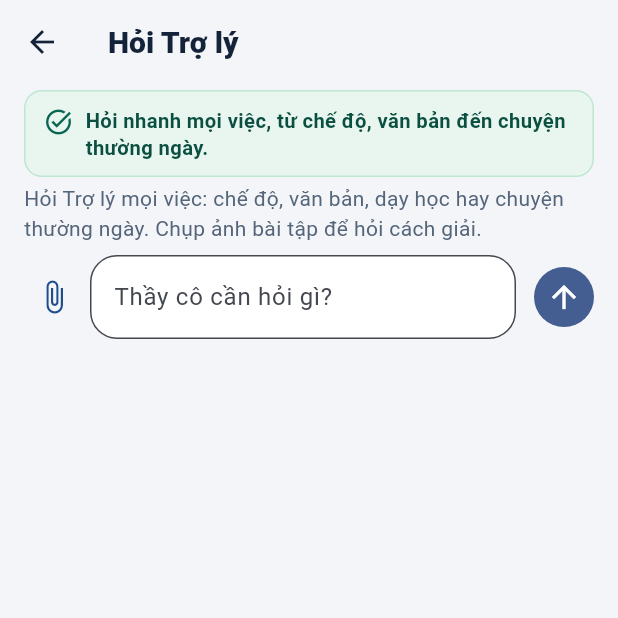
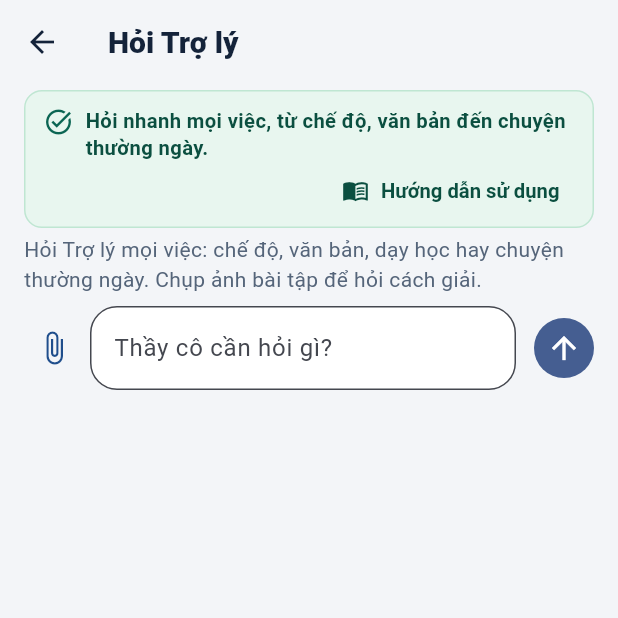
Before and after one commit to toannguyen210579-web/tro-ly-so-giao-vien, a Flutter app: the screen it shows after launch, item 2 of the bottom bar chosen, on a phone screen of 412 x 824 dp, the top half of it. Run offline on Flutter 3.47's test engine with Material 3 defaults, Android fonts, the phone set to English and light mode, and no system bars; our stand-ins replace file_picker, flutter_local_notifications, flutter_tts, image_picker, pdf, share_plus and 4 more; missing offline and left inert: cunning_document_scanner, google_mlkit_barcode_scanning, google_mlkit_selfie_segmentation, google_mlkit_text_recognition, sherpa_onnx; network calls fail.

Commit message:
Thêm nút Hướng dẫn sử dụng cho mọi tiện ích
Mỗi tiện ích (và Hỏi Trợ lý) có nút Hướng dẫn sử dụng ngay dưới câu giới thiệu, mở trang hướng dẫn đầy đủ từng bước, tên nút ghi đúng như trên màn hình.

Co-Authored-By: Claude Opus 5.5 <noreply@anthropic.com>
Claude-Session: https://claude.ai/code/session_013BLcfBTXgorFdLkuVYw6s8

```diff
--- /dev/null
+++ b/lib/data/huong_dan.dart
@@ -0,0 +1,278 @@
+/// Hướng dẫn sử dụng từng tiện ích. Mỗi tiện ích gồm nhiều mục, mỗi mục nhiều bước.
+/// Tên nút trong hướng dẫn ghi đúng như trên màn hình để thầy cô dễ tìm.
+class MucHuongDan {
+  final String tieuDe;
+  final List<String> buoc;
+  const MucHuongDan(this.tieuDe, this.buoc);
+}
+
+const _riengTu = MucHuongDan('Dữ liệu của thầy cô', [
+  'Mọi dữ liệu lưu ngay trên điện thoại, không cần tạo tài khoản.',
+  'Gỡ app là mất dữ liệu: việc quan trọng thì xuất tệp, gửi Zalo hoặc email cho mình để giữ.',
+]);
+
+const huongDan = <String, List<MucHuongDan>>{
+  'hop': [
+    MucHuongDan('Tạo biên bản', [
+      'Bấm "Biên bản mới", chọn loại họp: họp tổ chuyên môn, hội đồng sư phạm, phụ huynh học sinh, sinh hoạt lớp hoặc họp khác.',
+      'Giờ bắt đầu app tự ghi, bấm vào để sửa nếu cần.',
+      'Mục "Thông tin đơn vị" (cơ quan cấp trên, tên trường, địa danh) chỉ cần ghi một lần, app tự nhớ cho lần sau. Trường mầm non, tiểu học, THCS ghi cơ quan cấp trên là UBND xã, phường; trường THPT ghi Sở GD&ĐT.',
+    ]),
+    MucHuongDan('Ghi diễn biến trong lúc họp', [
+      'Gõ vào ô "Diễn biến, ý kiến", mỗi ý kiến một dòng.',
+      'Bấm "Nói để ghi" để nói, app chuyển lời nói thành chữ.',
+      'Bấm "Chèn giờ" để đánh dấu thời điểm từng ý kiến.',
+      'Đã ghi sẵn trong Word thì bấm "Lấy ghi chép từ tệp Word".',
+    ]),
+    MucHuongDan('Nhờ AI trình bày', [
+      'Bấm "Nhờ AI sắp xếp thành biên bản", đọc thông báo rồi bấm "Đồng ý gửi".',
+      'AI sắp xếp ghi chép thành biên bản đúng thể thức. Thầy cô đọc lại, sửa trước khi lưu.',
+    ]),
+    MucHuongDan('Lưu và xuất', [
+      'Bấm "Lưu biên bản". Biên bản nằm trong danh sách ở màn đầu.',
+      'Mở biên bản để xuất PDF, chép sang Word hoặc Zalo.',
+      'Xóa biên bản: biên bản bị xóa khỏi máy, không lấy lại được.',
+    ]),
+    _riengTu,
+  ],
+  'quet': [
+    MucHuongDan('Quét giấy tờ', [
+      'Bấm "Quét giấy tờ", đưa máy ảnh vào trang giấy. App tự tìm mép giấy, làm phẳng trang.',
+      'Lần đầu app hỏi quyền máy ảnh, thầy cô bấm Cho phép.',
+      'Nhiều trang thì bấm "Quét thêm trang".',
+    ]),
+    MucHuongDan('Sắp xếp trang', [
+      'Giữ và kéo một trang để đổi thứ tự.',
+      'Bấm "Bỏ trang này" để bỏ trang chụp hỏng.',
+    ]),
+    MucHuongDan('Tạo PDF', [
+      'Bấm "Gộp thành PDF và gửi", chọn Zalo, email hoặc lưu vào máy.',
+      'Các tệp đã tạo nằm ở mục "Tệp PDF đã lưu", bấm vào để gửi lại.',
+    ]),
+    MucHuongDan('Mẹo chụp rõ', [
+      'Đặt giấy trên nền tối màu, đủ sáng, không để bóng tay đè lên chữ.',
+    ]),
+  ],
+  'minh_chung': [
+    MucHuongDan('Thêm minh chứng', [
+      'Bấm "Thêm minh chứng", rồi "Chụp ảnh" hoặc "Chọn ảnh". Một minh chứng có thể gồm nhiều ảnh (nhiều trang).',
+      'Ghi tiêu đề, ví dụ "Giấy khen giáo viên dạy giỏi cấp trường", chọn nhóm, ngày.',
+      'Ô "Mã minh chứng" ghi theo mã của hồ sơ thi đua, kiểm định (ví dụ H1-1.1-01), không bắt buộc.',
+      'Ghi chú số, ngày quyết định nếu có, rồi bấm "Lưu".',
+    ]),
+    MucHuongDan('Tìm minh chứng', [
+      'Chạm các nhóm ở đầu danh sách để lọc theo nhóm.',
+    ]),
+    MucHuongDan('Xuất để nộp hồ sơ', [
+      'Bấm "Xuất để nộp hồ sơ" (hoặc biểu tượng chia sẻ ở góc trên). Đang lọc một nhóm thì chỉ xuất nhóm đó.',
+      '"Để tải lên hệ thống": mỗi minh chứng một tệp PDF, tên không dấu có số thứ tự (01_..., 02_...), kèm danh mục Excel.',
+      '"Gói nén .zip": các tệp trên gộp thành một tệp để gửi Zalo, email, mở trên máy tính.',
+      '"Một tệp PDF gộp": tất cả minh chứng trong một tệp, xếp theo nhóm, để in hoặc nộp bản giấy.',
+      '"Danh mục Excel": bảng số thứ tự, mã, tên, ngày, ghi chú, tên tệp, chép sang danh mục của hệ thống.',
+    ]),
+    _riengTu,
+  ],
+  'anh_the': [
+    MucHuongDan('Chụp ảnh', [
+      'Bấm "Chụp ảnh" hoặc "Ảnh có sẵn".',
+      'Đứng trước nền đơn giản, đủ sáng, nhìn thẳng. App tự tách người khỏi nền.',
+    ]),
+    MucHuongDan('Chọn nền và cỡ', [
+      '"Màu nền": Xanh hoặc Trắng.',
+      '"Cỡ ảnh": 3 x 4 cm hoặc 4 x 6 cm. App xếp nhiều ảnh lên một tờ in 10 x 15 cm.',
+    ]),
+    MucHuongDan('In ảnh', [
+      'Bấm "Lưu và gửi đi in", gửi Zalo cho tiệm in hoặc lưu vào máy.',
+      'Dặn tiệm in đúng khổ 10 x 15 cm, không phóng to thu nhỏ để ảnh đúng kích thước.',
+    ]),
+  ],
+  'doc_to': [
+    MucHuongDan('Văn bản thành giọng nói', [
+      'Dán hoặc gõ văn bản vào ô, hoặc mở một tệp.',
+      'Chọn "Tốc độ" đọc, bấm "Đọc to". Văn bản dài được đọc từng đoạn.',
+      'Bấm "Dừng" để dừng đọc.',
+    ]),
+    MucHuongDan('Giọng nói thành văn bản', [
+      'Bấm "Nói để ghi", nói rõ ràng. Lần đầu app hỏi quyền micro, thầy cô bấm Cho phép.',
+      'Chữ hiện trong ô, sửa trực tiếp được.',
+    ]),
+    MucHuongDan('Dùng chữ đã có', [
+      '"Chép" để dán sang Word, Zalo; "Gửi đi" để gửi thẳng.',
+      '"Chèn vào biên bản" để đưa chữ vào biên bản đang làm.',
+    ]),
+  ],
+  'sang_word': [
+    MucHuongDan('Lấy chữ từ ảnh', [
+      'Bấm "Chụp văn bản" hoặc "Chọn ảnh".',
+      'App nhận chữ ngay trên máy. Chụp gần, đủ sáng, giấy phẳng để nhận chữ chính xác.',
+    ]),
+    MucHuongDan('Sửa và xuất', [
+      'Chữ nhận được hiện trong ô, sửa trực tiếp được.',
+      'Bấm "Xuất Word" để có tệp Word, hoặc "Chép" để dán nơi khác.',
+    ]),
+  ],
+  'lich': [
+    MucHuongDan('Thêm việc', [
+      'Bấm "Thêm việc", ghi việc cần làm, chọn ngày giờ hạn.',
+      'Mục "Nhắc": trước 1 giờ, 1 ngày, 3 ngày hoặc 1 tuần. Đến lúc đó điện thoại báo.',
+      'Ghi chú nếu cần rồi bấm "Lưu". Lần đầu app hỏi quyền thông báo, thầy cô bấm Cho phép.',
+    ]),
+    MucHuongDan('Theo dõi', [
+      'Việc sắp đến hạn hiện ở trang chủ và trong danh sách, có ghi còn bao lâu.',
+      'Đánh dấu việc đã xong. Bật "Hiện cả việc đã xong" để xem lại.',
+      'Chạm vào việc để sửa, hoặc xóa.',
+    ]),
+  ],
+  'luong': [
+    MucHuongDan('Nhập thông tin', [
+      'Chọn "Cấp dạy", "Hạng", "Bậc lương".',
+      'Chọn ngày "Bắt đầu dạy (có BHXH)" để app tính thâm niên, và ngày "Hưởng bậc hiện tại từ" để tính ngày nâng bậc.',
+      '"Phụ cấp ưu đãi theo nghề" chọn theo vùng, cấp dạy của trường.',
+      'Mục "Phụ cấp khác": chức vụ (ví dụ tổ trưởng 0,2), chênh lệch bảo lưu, thâm niên vượt khung, khu vực.',
+    ]),
+    MucHuongDan('Kết quả', [
+      'App tính lương tháng, từng khoản phụ cấp, ngày nâng bậc lần tới.',
+      'Bấm "Nhắc ngày nâng bậc vào Lịch" để được báo trước.',
+      '"Chép kết quả" để gửi hoặc lưu lại.',
+      'Mục "Căn cứ" ghi văn bản áp dụng và ngày cập nhật. Số liệu để tham khảo, đối chiếu với bảng lương của trường.',
+    ]),
+  ],
+  'nhan_xet': [
+    MucHuongDan('Tạo lớp', [
+      'Bấm "Thêm lớp", ghi tên lớp, môn, chọn "Tiểu học" hoặc "THCS, THPT".',
+      'Danh sách học sinh: mỗi em một dòng, hoặc bấm "Lấy từ tệp Excel" (tệp xuất từ vnEdu, SMAS).',
+      'Bấm "Tạo lớp".',
+    ]),
+    MucHuongDan('Chọn mức đánh giá', [
+      'Tiểu học: Hoàn thành tốt, Hoàn thành, Chưa hoàn thành. THCS, THPT: Tốt, Khá, Đạt, Chưa đạt.',
+      'Mức "Miễn" dùng cho môn học sinh được miễn (học sinh khuyết tật).',
+      'Chạm chọn mức cho từng em trước khi nhờ AI viết.',
+    ]),
+    MucHuongDan('Viết nhận xét', [
+      '"Điền nhận xét mẫu": điền nhanh câu mẫu theo mức.',
+      '"Nhờ AI viết nhận xét": AI viết riêng cho từng em dựa vào mức. Tên học sinh không gửi đi, AI chỉ thấy mã HS01, HS02…',
+      'Đọc lại, sửa trước khi dùng. Chạm "Sửa nhận xét, nhập điểm" để sửa từng em.',
+    ]),
+    MucHuongDan('Học sinh khuyết tật', [
+      'Trong ô sửa của em đó, bật "Học sinh khuyết tật".',
+      'Nhận xét theo kế hoạch giáo dục cá nhân, dựa trên sự tiến bộ của chính em, không so sánh với bạn khác (Thông tư 89/2026/TT-BGDĐT).',
+    ]),
+    MucHuongDan('Điểm trung bình môn (THCS, THPT)', [
+      'Nhập điểm thường xuyên (cách nhau bằng khoảng trắng), giữa kỳ, cuối kỳ. App tự tính ĐTB.',
+      'Cách tính không đổi theo Thông tư 89/2026.',
+    ]),
+    MucHuongDan('Đưa vào phần mềm của trường', [
+      'Bấm "Chép cả lớp sang Excel", mở Excel, bấm vào ô A1 rồi dán.',
+    ]),
+    MucHuongDan('Căn cứ', [
+      'Thông tư 27/2020 (tiểu học), Thông tư 22/2021 (THCS, THPT), sửa đổi bởi Thông tư 89/2026/TT-BGDĐT, hiệu lực 01/12/2026: Học bạ số, học sinh khuyết tật được đánh giá theo kế hoạch giáo dục cá nhân.',
+    ]),
+  ],
+  'cham_tn': [
+    MucHuongDan('Tạo bài kiểm tra', [
+      'Bấm "Bài kiểm tra mới", ghi tên bài, số câu (1 đến 200), bấm "Tạo".',
+      'Thẻ "Đáp án": nhập đáp án cho từng mã đề. Nhiều mã đề thì bấm "Thêm mã đề".',
+      'Có đề trong Giải đề thì bấm "Đưa đáp án sang Chấm trắc nghiệm" ở đó, không phải nhập lại.',
+    ]),
+    MucHuongDan('Chấm bài', [
+      'Thẻ "Chấm bài", bấm "Chấm bài mới", ghi tên học sinh, chọn mã đề.',
+      'Gõ nhanh cả dãy (ví dụ ABCDA BBCDA… hoặc 1234…, câu bỏ trống gõ dấu -), hoặc chạm chọn từng câu.',
+      'App chấm ngay, hiện số câu đúng và điểm.',
+    ]),
+    MucHuongDan('Bảng điểm, thống kê', [
+      '"Chép sang Excel" để dán thẳng vào Excel, "Gửi tệp" để gửi.',
+      'Thẻ "Thống kê": số bài theo từng khoảng điểm, các câu nhiều em làm sai để chữa bài.',
+    ]),
+  ],
+  'nhan_ph': [
+    MucHuongDan('Soạn tin', [
+      'Chọn loại tin: mời họp phụ huynh, học sinh nghỉ học, kết quả học tập, khen ngợi, nhắc nộp khoản, nghỉ lễ đổi lịch, trao đổi khác.',
+      'Gõ tên học sinh (vài chữ để chọn), lớp, họ tên thầy cô (app nhớ cho lần sau). Tên học sinh không gửi cho AI.',
+      'Muốn lời lẽ riêng thì gõ ý vào ô "Ý thầy cô muốn nói", bấm "Nhờ AI soạn tin".',
+    ]),
+    MucHuongDan('Gửi tin', [
+      'Sửa trực tiếp trong ô tin nhắn.',
+      'Bấm "Gửi qua Zalo…" hoặc "Chép tin" để dán vào nhóm lớp.',
+    ]),
+  ],
+  'tao_de': [
+    MucHuongDan('Đưa đề vào', [
+      'Chọn môn, lớp.',
+      '"Chụp đề" hoặc "Chọn ảnh" (tối đa 4 ảnh mỗi lần), "Tải tệp" (PDF, Word), hoặc gõ, dán đề vào ô.',
+      'Ô "Yêu cầu thêm" (không bắt buộc): ví dụ chỉ giải câu 3, 4; thang điểm 10; ra 5 câu tương tự.',
+    ]),
+    MucHuongDan('Giải và ra đề', [
+      '"Giải, soạn đáp án": lời giải từng bước, đáp án, thang điểm.',
+      '"Ra đề tương tự": đề mới cùng dạng, cùng mức độ.',
+      'Kết quả sửa được. Thầy cô kiểm tra lại trước khi dùng.',
+    ]),
+    MucHuongDan('Dùng kết quả', [
+      '"Chép" để dán vào Word, "Lưu Word" để có tệp, "Gửi đi" để gửi.',
+      'Đề trắc nghiệm: bấm "Đưa đáp án sang Chấm trắc nghiệm" để tạo bài chấm có sẵn đáp án.',
+    ]),
+  ],
+  'o_chu': [
+    MucHuongDan('Tạo ô chữ', [
+      'Bấm "Ô chữ mới", ghi tên ô chữ và từ khóa hàng dọc.',
+      'Mỗi hàng ngang: câu hỏi và đáp án; đáp án mỗi hàng nên chứa một chữ của từ khóa để app xếp thành hàng dọc. Bấm "Thêm hàng ngang" để thêm.',
+      '"Xem trước" để kiểm tra, rồi "Lưu ô chữ".',
+    ]),
+    MucHuongDan('Chơi trên lớp', [
+      'Bấm "Chơi", chiếu điện thoại lên màn hình lớp.',
+      'Học sinh trả lời đúng thì chạm hàng đó, bấm "Mở đáp án hàng này".',
+      'Đoán được từ khóa thì bấm "Mở từ khóa". "Chơi lại" để bắt đầu lại.',
+    ]),
+  ],
+  'gio_the': [
+    MucHuongDan('In thẻ', [
+      'Chọn lớp (lấy danh sách từ Nhận xét học sinh) hoặc "Không theo lớp" rồi chọn số thẻ.',
+      'Bấm "In bộ thẻ" (2 thẻ một trang A4). Mỗi em một thẻ có số riêng, in một lần dùng mãi.',
+    ]),
+    MucHuongDan('Hỏi cả lớp', [
+      'Nêu câu hỏi, học sinh xoay thẻ để chữ A, B, C hoặc D lên trên rồi giơ thẻ.',
+      'Bấm "Chụp cả lớp" (hoặc "Ảnh có sẵn"). App đọc tất cả thẻ trong ảnh, hiện "Đã nhận …/… em".',
+      'Còn thiếu em nào thì chụp thêm, kết quả được cộng dồn.',
+      'Chọn "Đáp án đúng" để biết em nào đúng, tỉ lệ đúng cả lớp. Bấm "Câu mới" cho câu kế tiếp.',
+    ]),
+    MucHuongDan('Kết quả', [
+      '"Xuất Excel" hoặc "Chép bảng" để lưu kết quả các câu đã làm.',
+      'Đọc sai một em thì chạm vào em đó để chọn lại hoặc bỏ kết quả.',
+      'Menu góc trên: "Hiệu chỉnh chiều máy ảnh" (một em giơ thẻ chữ A lên trên, chụp), "Xóa kết quả đã lưu".',
+    ]),
+  ],
+  'cong_cu': [
+    MucHuongDan('Chọn lớp', [
+      'Chọn lớp ở đầu màn hình (lấy danh sách từ Nhận xét học sinh).',
+    ]),
+    MucHuongDan('Gọi tên', [
+      'Thẻ "Gọi tên": bấm để gọi ngẫu nhiên một em.',
+      'Bật "Không gọi lại em đã được gọi" để lần lượt cả lớp đều được gọi.',
+    ]),
+    MucHuongDan('Chia nhóm', [
+      'Thẻ "Chia nhóm": chọn số nhóm, app chia ngẫu nhiên. "Gửi danh sách nhóm" để gửi Zalo.',
+    ]),
+    MucHuongDan('Điểm danh', [
+      'Thẻ "Điểm danh": chạm vào tên để đổi có mặt, vắng. "Chép" hoặc "Gửi" kết quả.',
+    ]),
+    MucHuongDan('Đồng hồ', [
+      'Thẻ "Đồng hồ": chọn số phút, bấm chạy. Hết giờ điện thoại báo. "Đặt lại" để chạy lại.',
+    ]),
+  ],
+  'hoi': [
+    MucHuongDan('Hỏi', [
+      'Gõ câu hỏi vào ô "Thầy cô cần hỏi gì?" rồi bấm gửi.',
+      'Hỏi được chế độ, chính sách, văn bản, chuyên môn, dạy học và chuyện thường ngày.',
+      '"Chụp ảnh, tải tệp lên": chụp bài tập để hỏi cách giải, hoặc gửi tệp PDF, Word để hỏi về nội dung.',
+      'Hỏi tiếp ngay dưới câu trả lời, Trợ lý nhớ các câu trước trong cùng cuộc trò chuyện.',
+    ]),
+    MucHuongDan('Câu trả lời dựa trên gì', [
+      'Trợ lý tra kho văn bản quy định chuyên môn (tiểu học đến THPT) và tin trên mạng, có ghi nguồn để thầy cô đối chiếu.',
+      'Từ 01/7/2025 không còn Phòng GD&ĐT: trường mầm non, tiểu học, THCS thuộc UBND xã, phường; trường THPT thuộc Sở GD&ĐT.',
+      'Việc hệ trọng (lương, chế độ, kỷ luật), thầy cô đối chiếu văn bản gốc trước khi làm theo.',
+    ]),
+    MucHuongDan('Thông tin riêng tư', [
+      'Tên học sinh trong câu hỏi được thay bằng mã HS01, HS02… trước khi gửi đi.',
+      'Câu trả lời sai, không phù hợp thì bấm "Báo cáo" để nhóm làm app sửa.',
+    ]),
+  ],
+};
--- a/lib/data/tien_ich.dart
+++ b/lib/data/tien_ich.dart
@@ -44,7 +44,7 @@ const dsTienIch = <TienIch>[
   TienIch(ma: 'lich', giupGi: 'Nhắc trước hạn nộp hồ sơ, không phải tự nhớ.', moTa: 'Ghi lịch công tác, nhắc trước hạn nộp hồ sơ, việc sắp đến hạn hiện ở trang chủ', ten: 'Lịch, nhắc hạn', bieuTuong: Icons.event_note_outlined, nhom: NhomTienIch.hanhChinh, tuKhoa: ['lịch', 'nhắc', 'hạn nộp'], coTrongBanDau: true),
   TienIch(ma: 'luong', giupGi: 'Biết ngay lương, phụ cấp, ngày nâng bậc, không phải tự tra bảng hệ số.', moTa: 'Nhập hạng, bậc, năm công tác, app tính lương, phụ cấp, ngày nâng bậc', ten: 'Tính lương', bieuTuong: Icons.payments_outlined, nhom: NhomTienIch.hanhChinh, tuKhoa: ['lương', 'phụ cấp', 'nâng bậc'], coTrongBanDau: true),
   // Chuyên môn
-  TienIch(ma: 'nhan_xet', giupGi: 'Không nhập lại: soạn nhận xét nhanh ở đây, chép hoặc xuất Excel để đưa vào phần mềm trường đang dùng.', moTa: 'Nhận xét theo Thông tư 22, Thông tư 27 cho cả lớp, tính điểm trung bình môn', ten: 'Nhận xét học sinh', bieuTuong: Icons.assignment_turned_in_outlined, nhom: NhomTienIch.chuyenMon, tuKhoa: ['nhận xét', 'đánh giá', 'điểm trung bình'], coTrongBanDau: true),
+  TienIch(ma: 'nhan_xet', giupGi: 'Không nhập lại: soạn nhận xét nhanh ở đây, chép hoặc xuất Excel để đưa vào phần mềm trường đang dùng.', moTa: 'Nhận xét theo Thông tư 22, 27 (sửa đổi bởi Thông tư 89/2026) cho cả lớp, tính điểm trung bình môn', ten: 'Nhận xét học sinh', bieuTuong: Icons.assignment_turned_in_outlined, nhom: NhomTienIch.chuyenMon, tuKhoa: ['nhận xét', 'đánh giá', 'điểm trung bình'], coTrongBanDau: true),
   TienIch(ma: 'cham_tn', giupGi: 'Chấm thay cây bút đỏ, bảng điểm chép thẳng sang Excel, không phải cộng tay.', moTa: 'Nhập đáp án từng mã đề, chạm hoặc gõ nhanh bài làm, app tự chấm, thống kê', ten: 'Chấm trắc nghiệm', bieuTuong: Icons.checklist_outlined, nhom: NhomTienIch.chuyenMon, tuKhoa: ['chấm', 'trắc nghiệm'], coTrongBanDau: true),
   TienIch(ma: 'nhan_ph', giupGi: 'Có sẵn lời nhắn lịch sự, bấm gửi sang Zalo, không phải nghĩ câu chữ.', moTa: 'Tin mẫu mời họp, báo nghỉ, trao đổi khác để gửi qua Zalo', ten: 'Nhắn phụ huynh', bieuTuong: Icons.chat_outlined, nhom: NhomTienIch.chuyenMon, tuKhoa: ['phụ huynh', 'nhắn', 'zalo'], coTrongBanDau: true),
   TienIch(ma: 'tao_de', giupGi: 'Chụp đề là có đáp án, thang điểm để thầy cô xem lại, không phải giải từ đầu.', moTa: 'Chụp đề, AI làm lời giải từng bước, đáp án, thang điểm, ra đề tương tự', ten: 'Giải đề, soạn đáp án', bieuTuong: Icons.photo_camera_outlined, nhom: NhomTienIch.chuyenMon, tuKhoa: ['giải đề', 'giải bài', 'soạn đáp án', 'tạo đề', 'ra đề', 'đề tương tự'], coTrongBanDau: true),
--- a/lib/screens/cau_giup_viec.dart
+++ b/lib/screens/cau_giup_viec.dart
@@ -1,9 +1,10 @@
 import 'package:flutter/material.dart';
 
+import '../data/huong_dan.dart';
 import '../data/tien_ich.dart';
 import '../main.dart';
 
-/// Dải ngắn ở đầu mỗi tiện ích: tiện ích làm hộ việc gì, không bắt nhập thêm.
+/// Dải ngắn ở đầu mỗi tiện ích: tiện ích làm hộ việc gì, kèm nút "Hướng dẫn sử dụng".
 class CauGiupViec extends StatelessWidget {
   final String ma;
   final EdgeInsetsGeometry margin;
@@ -12,22 +13,96 @@ class CauGiupViec extends StatelessWidget {
   @override
   Widget build(BuildContext context) {
     final cau = ma == 'hoi' ? giupGiHoiTroLy : timTheoMa(ma).giupGi;
+    final coHuongDan = huongDan.containsKey(ma);
     return Container(
       margin: margin,
-      padding: const EdgeInsets.fromLTRB(12, 10, 12, 10),
+      padding: const EdgeInsets.fromLTRB(12, 10, 6, 4),
       decoration: BoxDecoration(
         color: const Color(0xFFE8F6EF),
         borderRadius: BorderRadius.circular(12),
         border: Border.all(color: const Color(0xFFBFE6D2)),
       ),
-      child: Row(
-        crossAxisAlignment: CrossAxisAlignment.start,
+      child: Column(
+        crossAxisAlignment: CrossAxisAlignment.stretch,
         children: [
-          const Icon(Icons.task_alt, color: MauApp.xanhLa, size: 20),
-          const SizedBox(width: 8),
-          Expanded(child: Text(cau, style: const TextStyle(fontSize: 13.5, height: 1.35, fontWeight: FontWeight.w600, color: Color(0xFF0B4F40)))),
+          Padding(
+            padding: const EdgeInsets.only(right: 6),
+            child: Row(
+              crossAxisAlignment: CrossAxisAlignment.start,
+              children: [
+                const Icon(Icons.task_alt, color: MauApp.xanhLa, size: 20),
+                const SizedBox(width: 8),
+                Expanded(child: Text(cau, style: const TextStyle(fontSize: 13.5, height: 1.35, fontWeight: FontWeight.w600, color: Color(0xFF0B4F40)))),
+              ],
+            ),
+          ),
+          if (coHuongDan)
+            Align(
+              alignment: Alignment.centerRight,
+              child: TextButton.icon(
+                key: const Key('nut_huong_dan'),
+                style: TextButton.styleFrom(
+                  foregroundColor: const Color(0xFF0B4F40),
+                  visualDensity: VisualDensity.compact,
+                  textStyle: const TextStyle(fontWeight: FontWeight.w700, fontSize: 13.5),
+                ),
+                onPressed: () => Navigator.of(context).push(MaterialPageRoute(builder: (_) => ManHuongDan(ma))),
+                icon: const Icon(Icons.menu_book_outlined, size: 18),
+                label: const Text('Hướng dẫn sử dụng'),
+              ),
+            )
+          else
+            const SizedBox(height: 6),
         ],
       ),
     );
   }
 }
+
+/// Trang hướng dẫn sử dụng đầy đủ của một tiện ích.
+class ManHuongDan extends StatelessWidget {
+  final String ma;
+  const ManHuongDan(this.ma, {super.key});
+
+  @override
+  Widget build(BuildContext context) {
+    final ten = ma == 'hoi' ? 'Hỏi Trợ lý' : timTheoMa(ma).ten;
+    final cau = ma == 'hoi' ? giupGiHoiTroLy : timTheoMa(ma).giupGi;
+    final ds = huongDan[ma] ?? const <MucHuongDan>[];
+    return Scaffold(
+      appBar: AppBar(title: Text('Hướng dẫn: $ten')),
+      body: ListView(
+        padding: const EdgeInsets.fromLTRB(16, 12, 16, 32),
+        children: [
+          Text(cau, style: const TextStyle(fontSize: 15, height: 1.4, fontWeight: FontWeight.w600, color: Color(0xFF0B4F40))),
+          const SizedBox(height: 8),
+          for (final m in ds) ...[
+            const SizedBox(height: 14),
+            Text(m.tieuDe, style: const TextStyle(fontSize: 17, fontWeight: FontWeight.w800)),
+            const SizedBox(height: 6),
+            for (var i = 0; i < m.buoc.length; i++)
+              Padding(
+                padding: const EdgeInsets.only(bottom: 8),
+                child: Row(
+                  crossAxisAlignment: CrossAxisAlignment.start,
+                  children: [
+                    Container(
+                      width: 24,
+                      height: 24,
+                      margin: const EdgeInsets.only(right: 10, top: 1),
+                      alignment: Alignment.center,
+                      decoration: const BoxDecoration(color: MauApp.xanhLa, shape: BoxShape.circle),
+                      child: Text('${i + 1}', style: const TextStyle(color: Colors.white, fontSize: 12.5, fontWeight: FontWeight.w800)),
+                    ),
+                    Expanded(child: Text(m.buoc[i], style: const TextStyle(fontSize: 15, height: 1.45))),
+                  ],
+                ),
+              ),
+          ],
+          const SizedBox(height: 12),
+          FilledButton(onPressed: () => Navigator.of(context).pop(), child: const Text('Đã hiểu, quay lại')),
+        ],
+      ),
+    );
+  }
+}
```
Also changed, not shown: 1 other file.
